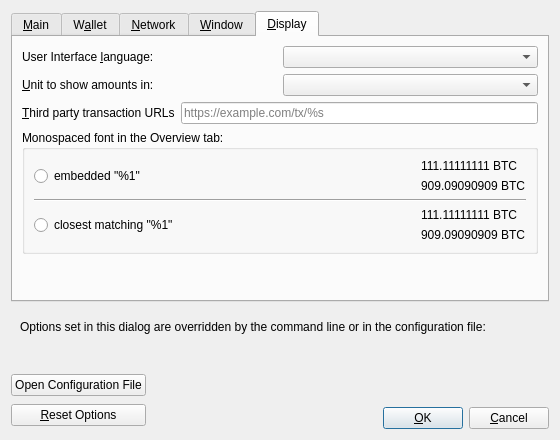
Qt form src/qt/forms/optionsdialog.ui (PWRcoin/PWRcoin) before a commit.
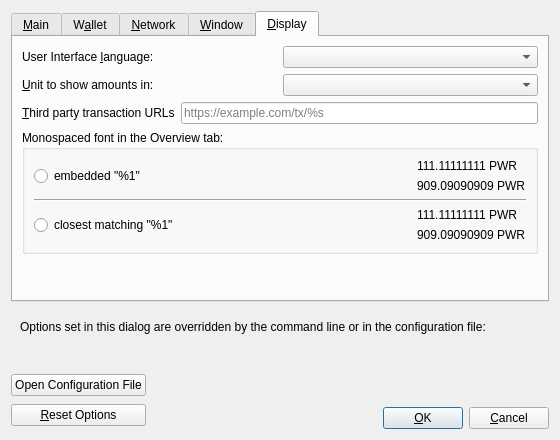
The same form after that commit. The open tabs and pages were chosen to show the change. Custom widgets are drawn as their Qt base class.

What changed in the file:
```diff
--- a/src/qt/forms/optionsdialog.ui
+++ b/src/qt/forms/optionsdialog.ui
@@ -738,14 +738,14 @@
               <item>
                <widget class="QLabel" name="embeddedFont_label_1">
                 <property name="text">
-                 <string>111.11111111 BTC</string>
+                 <string>111.11111111 PWR</string>
                 </property>
                </widget>
               </item>
               <item>
                <widget class="QLabel" name="embeddedFont_label_9">
                 <property name="text">
-                 <string>909.09090909 BTC</string>
+                 <string>909.09090909 PWR</string>
                 </property>
                </widget>
               </item>
@@ -787,14 +787,14 @@
               <item>
                <widget class="QLabel" name="systemFont_label_1">
                 <property name="text">
-                 <string>111.11111111 BTC</string>
+                 <string>111.11111111 PWR</string>
                 </property>
                </widget>
               </item>
               <item>
                <widget class="QLabel" name="systemFont_label_9">
                 <property name="text">
-                 <string>909.09090909 BTC</string>
+                 <string>909.09090909 PWR</string>
                 </property>
                </widget>
               </item>
```
Left out of the diff: 10 changed lines with no effect on the pictures.
